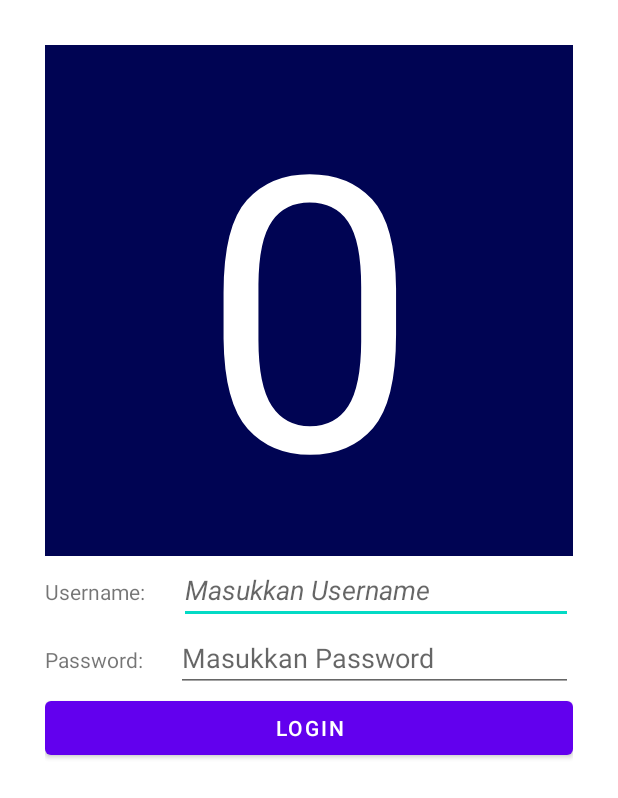
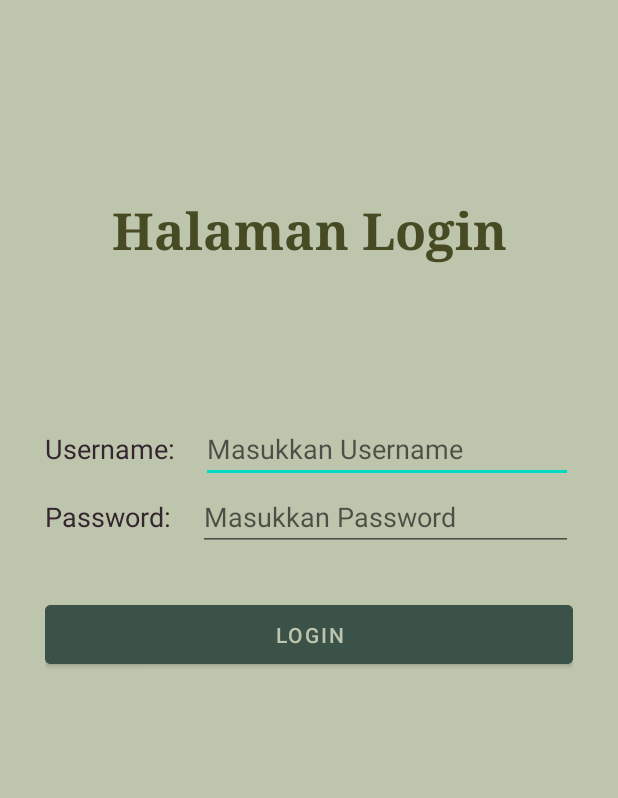
Before and after one commit to farhanhnfx/PPB-Sinau, an Android app: the layout activity_main.xml on its own in the app's theme, with its tools: preview values and no code run, on a phone screen of 412 x 824 dp. Shown: the top 798 px of the screen. Run offline under Robolectric (Android 15) with nearby library versions, the phone set to English and light mode, and no system bars.

Commit message:
cleaning code

```diff
--- a/app/src/main/res/layout/activity_main.xml
+++ b/app/src/main/res/layout/activity_main.xml
@@ -6,17 +6,19 @@
     android:layout_height="match_parent"
     tools:context=".MainActivity"
     android:padding="30dp"
+    android:background="@color/ash_gray"
     android:orientation="vertical">
 
     <TextView
-        android:id="@+id/txt_number"
         android:layout_width="match_parent"
         android:layout_height="wrap_content"
-        android:text="@string/_0"
-        android:textSize="256sp"
-        android:textColor="#fff"
-        android:background="#000453"
+        android:text="@string/login_page"
+        android:textSize="34sp"
         android:textAlignment="center"
+        android:textStyle="bold"
+        android:textColor="@color/dark_moss_green"
+        android:fontFamily="serif"
+        android:layout_marginVertical="100sp"
         />
 
     <LinearLayout
@@ -28,6 +30,8 @@
             android:layout_width="wrap_content"
             android:layout_height="wrap_content"
             android:text="Username:"
+            android:textSize="18sp"
+            android:textColor="@color/raisin_black"
             android:layout_weight="1"
             />
         <EditText
@@ -35,8 +39,7 @@
             android:layout_width="wrap_content"
             android:layout_height="wrap_content"
             android:hint="Masukkan Username"
-            android:textStyle="italic"
-            android:inputType="textImeMultiLine"
+            android:inputType="text"
             android:layout_weight="4"
             />
     </LinearLayout>
@@ -49,6 +52,8 @@
             android:layout_width="wrap_content"
             android:layout_height="wrap_content"
             android:text="Password:"
+            android:textSize="18sp"
+            android:textColor="@color/raisin_black"
             android:layout_weight="1"
             />
         <EditText
@@ -64,7 +69,11 @@
         android:id="@+id/btn_login"
         android:layout_width="match_parent"
         android:layout_height="wrap_content"
-        android:text="LOGIN"
+        android:text="@string/login"
+        android:textColor="@color/ash_gray"
+        android:backgroundTint="@color/feldgrau"
+        android:padding="10sp"
+        android:layout_marginTop="30sp"
         />
 
 </LinearLayout>
--- a/app/src/main/res/values/colors.xml
+++ b/app/src/main/res/values/colors.xml
@@ -7,4 +7,8 @@
     <color name="teal_700">#FF018786</color>
     <color name="black">#FF000000</color>
     <color name="white">#FFFFFFFF</color>
+    <color name="ash_gray">#BEC5AD</color>
+    <color name="feldgrau">#3B5249</color>
+    <color name="dark_moss_green">#474B24</color>
+    <color name="raisin_black">#34252F</color>
 </resources>
--- a/app/src/main/res/values/strings.xml
+++ b/app/src/main/res/values/strings.xml
@@ -1,6 +1,5 @@
 <resources>
-    <string name="app_name">PPB</string>
-    <string name="toast">TOAST</string>
-    <string name="_0">0</string>
-    <string name="count">COUNT</string>
+    <string name="app_name">PPAB</string>
+    <string name="login_page">Halaman Login</string>
+    <string name="login">LOGIN</string>
 </resources>
```
Also changed, not shown: app/src/main/java/com/example/ppb/MainActivity.kt (+6 -9 lines).
